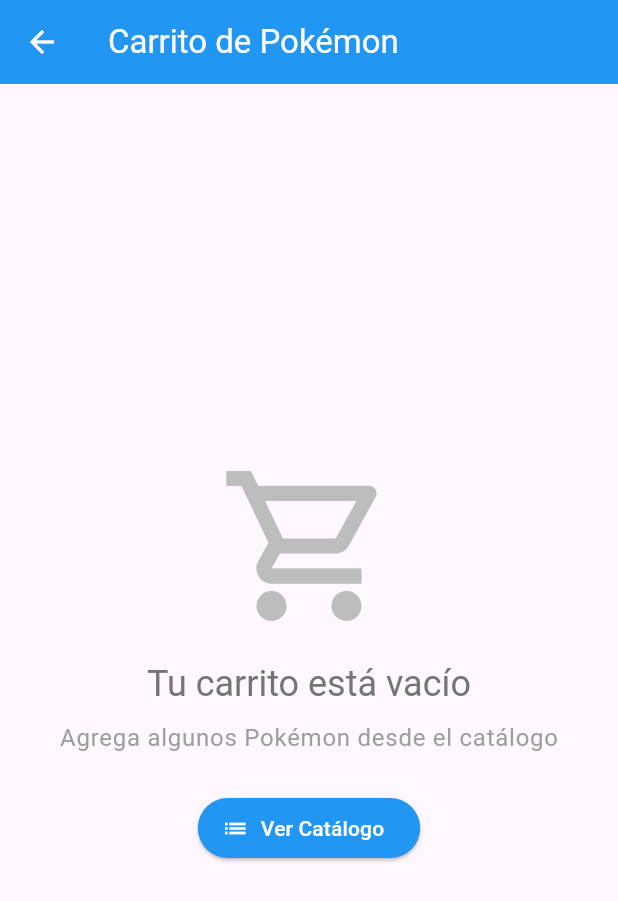
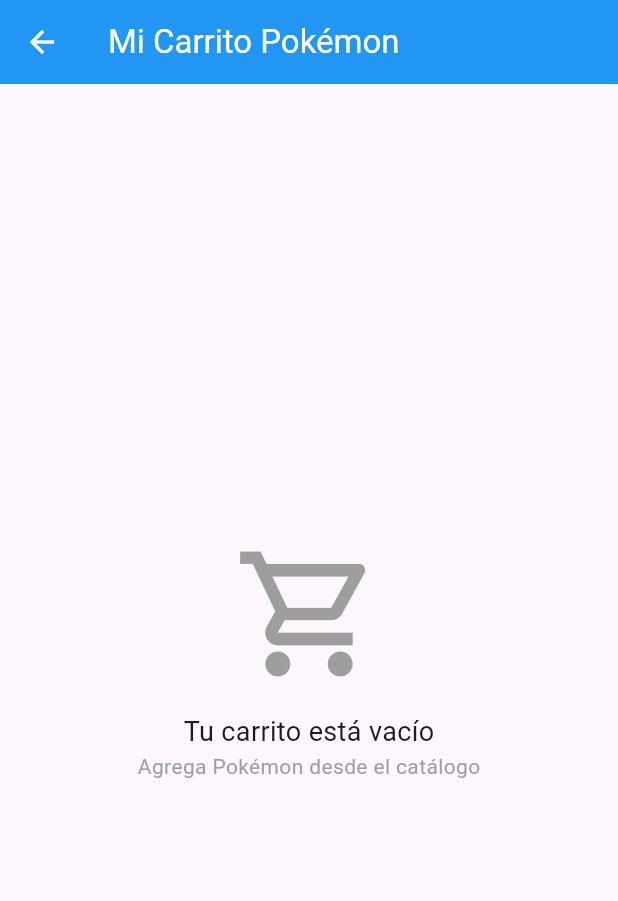
Before and after one commit to jonathanvrag/pokemon_cart_app, a Flutter app: the CartPage screen opened directly, on a phone screen of 412 x 824 dp. Shown: the top 901 px of the screen. Run offline on Flutter 3.47's test engine with Material 3 defaults, Android fonts, the phone set to English and light mode, and no system bars; our stand-ins replace cached_network_image, dio, equatable, flutter_bloc, geocoding, geolocator and 3 more; accounts and stored records are empty; network calls fail.

Commit message:
feat(stories-2.1-2.3): completar UI del carrito con eliminación y navegación
- CartPage con visualización completa de ítems y precios simulados
- Funcionalidad eliminar individual con confirmación háptica
- FloatingActionButton con contador dinámico en catálogo
- Navegación fluida entre catálogo y carrito
- MultiBlocProvider configurado para cobertura global
- Protección contra 'Bad state' en CartBloc con isClosed
- Manejo de excepciones en PokemonCard para estabilidad

```diff
--- a/lib/presentation/pages/cart_page.dart
+++ b/lib/presentation/pages/cart_page.dart
@@ -1,10 +1,8 @@
 import 'package:flutter/material.dart';
 import 'package:flutter_bloc/flutter_bloc.dart';
-import 'package:cached_network_image/cached_network_image.dart';
 import '../bloc/cart/cart_bloc.dart';
 import '../bloc/cart/cart_event.dart';
 import '../bloc/cart/cart_state.dart';
-import '../widgets/cart_item_card.dart';
 
 class CartPage extends StatelessWidget {
   const CartPage({super.key});
@@ -13,30 +11,75 @@
   Widget build(BuildContext context) {
     return Scaffold(
       appBar: AppBar(
-        title: const Text('Carrito de Pokémon'),
+        title: const Text('Mi Carrito Pokémon'),
         backgroundColor: Colors.blue,
         foregroundColor: Colors.white,
-        actions: [
-          BlocBuilder<CartBloc, CartState>(
-            builder: (context, state) {
-              if (state is CartLoaded && state.items.isNotEmpty) {
-                return IconButton(
-                  icon: const Icon(Icons.delete_sweep),
-                  onPressed: () {
-                    _showClearCartDialog(context);
-                  },
-                  tooltip: 'Limpiar carrito',
-                );
-              }
-              return const SizedBox();
-            },
-          ),
-        ],
       ),
       body: BlocBuilder<CartBloc, CartState>(
         builder: (context, state) {
           if (state is CartInitial || state is CartLoading) {
             return const Center(child: CircularProgressIndicator());
+          }
+
+          if (state is CartLoaded) {
+            if (state.items.isEmpty) {
+              return const Center(
+                child: Column(
+                  mainAxisAlignment: MainAxisAlignment.center,
+                  children: [
+                    Icon(Icons.shopping_cart_outlined, size: 100, color: Colors.grey),
+                    SizedBox(height: 16),
+                    Text('Tu carrito está vacío', style: TextStyle(fontSize: 18)),
+                    Text('Agrega Pokémon desde el catálogo', style: TextStyle(color: Colors.grey)),
+                  ],
+                ),
+              );
+            }
+
+            return Column(
+              children: [
+                Container(
+                  width: double.infinity,
+                  padding: const EdgeInsets.all(16),
+                  color: Colors.blue.shade50,
+                  child: Column(
+                    children: [
+                      Text('Total Pokémon: ${state.totalItems}', style: const TextStyle(fontSize: 16, fontWeight: FontWeight.bold)),
+                      Text('Precio Total: \$${state.totalPrice.toStringAsFixed(2)}', style: TextStyle(fontSize: 18, fontWeight: FontWeight.bold, color: Colors.green.shade700)),
+                    ],
+                  ),
+                ),
+
+                Expanded(
+                  child: ListView.builder(
+                    itemCount: state.items.length,
+                    itemBuilder: (context, index) {
+                      final item = state.items[index];
+                      return Card(
+                        margin: const EdgeInsets.symmetric(horizontal: 8, vertical: 4),
+                        child: ListTile(
+                          title: Text(item.pokemonName.toUpperCase(), style: const TextStyle(fontWeight: FontWeight.bold)),
+                          subtitle: Column(
+                            crossAxisAlignment: CrossAxisAlignment.start,
+                            children: [
+                              Text('Precio: \$${item.simulatedPrice.toStringAsFixed(2)}', style: TextStyle(color: Colors.green.shade700)),
+                              if (item.locationName != null)
+                                Text('📍 ${item.locationName}', style: const TextStyle(fontSize: 12, color: Colors.grey)),
+                            ],
+                          ),
+                          trailing: IconButton(
+                            icon: const Icon(Icons.delete, color: Colors.red),
+                            onPressed: () {
+                              context.read<CartBloc>().add(RemovePokemonFromCart(pokemonName: item.pokemonName));
+                            },
+                          ),
+                        ),
+                      );
+                    },
+                  ),
+                ),
+              ],
+            );
           }
 
           if (state is CartError) {
@@ -46,16 +89,9 @@
                 children: [
                   const Icon(Icons.error, size: 64, color: Colors.red),
                   const SizedBox(height: 16),
-                  Text(
-                    state.message,
-                    textAlign: TextAlign.center,
-                    style: Theme.of(context).textTheme.bodyLarge,
-                  ),
-                  const SizedBox(height: 16),
+                  Text(state.message),
                   ElevatedButton(
-                    onPressed: () {
-                      context.read<CartBloc>().add(const LoadCart());
-                    },
+                    onPressed: () => context.read<CartBloc>().add(const LoadCart()),
                     child: const Text('Reintentar'),
                   ),
                 ],
@@ -63,164 +99,9 @@
             );
           }
 
-          if (state is CartLoaded) {
-            if (state.items.isEmpty) {
-              return _buildEmptyCart(context);
-            }
-
-            return Column(
-              children: [
-                // Resumen del carrito
-                Container(
-                  width: double.infinity,
-                  padding: const EdgeInsets.all(16),
-                  decoration: BoxDecoration(
-                    color: Colors.blue.shade50,
-                    borderRadius: const BorderRadius.only(
-                      bottomLeft: Radius.circular(16),
-                      bottomRight: Radius.circular(16),
-                    ),
-                  ),
-                  child: Column(
-                    children: [
-                      Row(
-                        mainAxisAlignment: MainAxisAlignment.spaceBetween,
-                        children: [
-                          Text(
-                            'Total de Pokémon:',
-                            style: Theme.of(context).textTheme.titleMedium,
-                          ),
-                          Text(
-                            '${state.totalItems}',
-                            style: Theme.of(context).textTheme.titleMedium?.copyWith(
-                              fontWeight: FontWeight.bold,
-                              color: Colors.blue,
-                            ),
-                          ),
-                        ],
-                      ),
-                      const SizedBox(height: 8),
-                      Row(
-                        mainAxisAlignment: MainAxisAlignment.spaceBetween,
-                        children: [
-                          Text(
-                            'Precio Total:',
-                            style: Theme.of(context).textTheme.titleLarge?.copyWith(
-                              fontWeight: FontWeight.bold,
-                            ),
-                          ),
-                          Text(
-                            '\$${state.totalPrice.toStringAsFixed(2)}',
-                            style: Theme.of(context).textTheme.titleLarge?.copyWith(
-                              fontWeight: FontWeight.bold,
-                              color: Colors.green,
-                            ),
-                          ),
-                        ],
-                      ),
-                    ],
-                  ),
-                ),
-
-                // Lista de ítems
-                Expanded(
-                  child: ListView.builder(
-                    padding: const EdgeInsets.all(8),
-                    itemCount: state.items.length,
-                    itemBuilder: (context, index) {
-                      final item = state.items[index];
-                      return CartItemCard(
-                        cartItem: item,
-                        onRemove: () {
-                          context.read<CartBloc>().add(
-                            RemovePokemonFromCart(pokemonName: item.pokemonName),
-                          );
-                        },
-                      );
-                    },
-                  ),
-                ),
-              ],
-            );
-          }
-
-          return const Center(child: Text('Estado desconocido'));
+          return const SizedBox();
         },
       ),
     );
   }
-
-  Widget _buildEmptyCart(BuildContext context) {
-    return Center(
-      child: Column(
-        mainAxisAlignment: MainAxisAlignment.center,
-        children: [
-          Icon(
-            Icons.shopping_cart_outlined,
-            size: 120,
-            color: Colors.grey.shade400,
-          ),
-          const SizedBox(height: 16),
-          Text(
-            'Tu carrito está vacío',
-            style: Theme.of(context).textTheme.headlineSmall?.copyWith(
-              color: Colors.grey.shade600,
-            ),
-          ),
-          const SizedBox(height: 8),
-          Text(
-            'Agrega algunos Pokémon desde el catálogo',
-            style: Theme.of(context).textTheme.bodyLarge?.copyWith(
-              color: Colors.grey.shade500,
-            ),
-          ),
-          const SizedBox(height: 24),
-          ElevatedButton.icon(
-            onPressed: () {
-              // Navegar al catálogo (cambiar tab)
-              final mainPageState = context.findAncestorStateOfType<State<StatefulWidget>>();
-              if (mainPageState != null) {
-                // Esto es un hack, mejor usar un callback o state management
-                // Por simplicidad, solo mostramos el botón
-              }
-            },
-            icon: const Icon(Icons.list),
-            label: const Text('Ver Catálogo'),
-            style: ElevatedButton.styleFrom(
-              backgroundColor: Colors.blue,
-              foregroundColor: Colors.white,
-            ),
-          ),
-        ],
-      ),
-    );
-  }
-
-  void _showClearCartDialog(BuildContext context) {
-    showDialog(
-      context: context,
-      builder: (BuildContext context) {
-        return AlertDialog(
-          title: const Text('Limpiar Carrito'),
-          content: const Text('¿Estás seguro de que quieres eliminar todos los Pokémon del carrito?'),
-          actions: [
-            TextButton(
-              onPressed: () {
-                Navigator.of(context).pop();
-              },
-              child: const Text('Cancelar'),
-            ),
-            TextButton(
-              onPressed: () {
-                context.read<CartBloc>().add(const ClearCart());
-                Navigator.of(context).pop();
-              },
-              style: TextButton.styleFrom(foregroundColor: Colors.red),
-              child: const Text('Limpiar'),
-            ),
-          ],
-        );
-      },
-    );
-  }
 }
```
Also changed, not shown: lib/main.dart (+6 -6 lines), lib/presentation/bloc/cart/cart_bloc.dart (+15 -7 lines), lib/presentation/pages/catalog_page.dart (+50 -0 lines), lib/presentation/widgets/pokemon_card.dart (+9 -4 lines).
